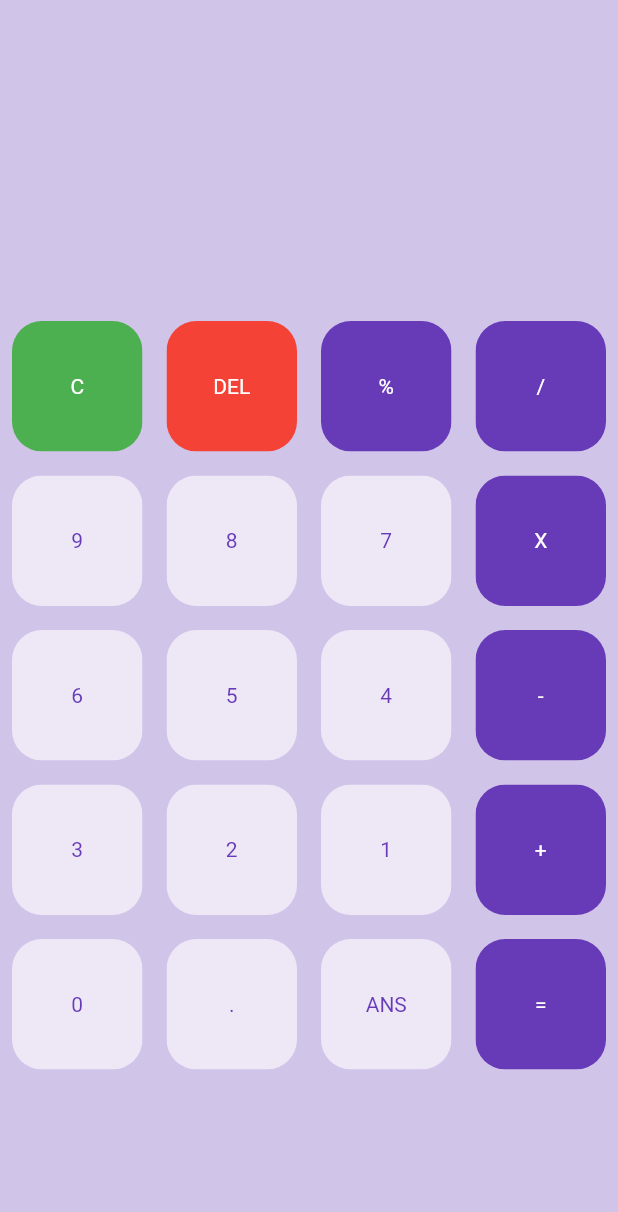
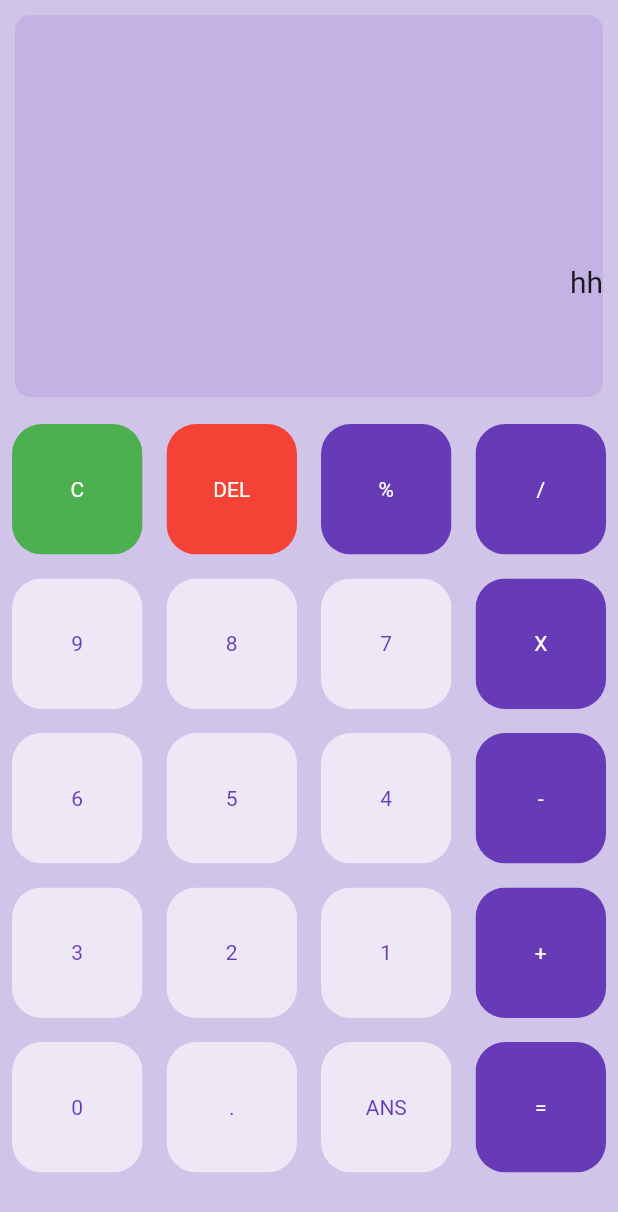
Before and after one commit to Nishan-Pradhan06/flutter-calculator, a Flutter app: the screen it shows after launch, on a phone screen of 412 x 824 dp. Shown: the top 1212 px of the screen. Run offline on Flutter 3.47's test engine with Material 2 defaults, Android fonts, the phone set to English and light mode, and no system bars.

Commit message:
add ontap function to key

```diff
--- a/lib/buttons.dart
+++ b/lib/buttons.dart
@@ -2,15 +2,18 @@ import 'package:flutter/material.dart';
 
 class CalButton extends StatelessWidget {
   const CalButton(
-      {super.key, this.color, this.textColor, required this.buttonText});
+      {super.key, this.color, this.textColor, required this.buttonText,this.buttonTapped});
 
   final color;
   final textColor;
   final String buttonText;
+  final buttonTapped;
 
   @override
   Widget build(BuildContext context) {
-    return Padding(
+    return GestureDetector(
+      onTap: buttonTapped,
+      child: Padding(
         padding: const EdgeInsets.all(8.0),
         child: ClipRRect(
           borderRadius: BorderRadius.circular(20),
@@ -24,6 +27,7 @@ class CalButton extends StatelessWidget {
             ),
           ),
         ),
+      ),
     );
   }
 }
--- a/lib/main.dart
+++ b/lib/main.dart
@@ -52,18 +52,47 @@ class _HomePageState extends State<HomePage> {
     'ANS',
     '='
   ];
+  var userQuestion = '';
+  var userAnswer = 'hh';
 
   @override
   Widget build(BuildContext context) {
     return Scaffold(
       backgroundColor: Colors.deepPurple[100],
-      body: Column(
+      body: SafeArea(
+        child: Column(
           children: [
             Expanded(
-            child: Container(),
+              child: Padding(
+                padding: const EdgeInsets.all(10),
+                child: Container(
+                  decoration: BoxDecoration(
+                      borderRadius: BorderRadius.circular(10),
+                      color: const Color.fromARGB(255, 196, 178, 228)),
+                  child: Column(
+                    mainAxisAlignment: MainAxisAlignment.spaceEvenly,
+                    children: [
+                      Container(
+                        alignment: Alignment.centerLeft,
+                        child: Text(
+                          userQuestion,
+                          style: const TextStyle(fontSize: 30),
+                        ),
+                      ),
+                      Container(
+                        alignment: Alignment.centerRight,
+                        child: Text(
+                          userAnswer,
+                          style: const TextStyle(fontSize: 20),
+                        ),
+                      ),
+                    ],
+                  ),
+                ),
+              ),
             ),
             Expanded(
-            flex: 3,
+              flex: 2,
               // ignore: avoid_unnecessary_containers
               child: Container(
                 child: GridView.builder(
@@ -85,6 +114,11 @@ class _HomePageState extends State<HomePage> {
                       );
                     } else {
                       return CalButton(
+                        buttonTapped: () {
+                          setState(() {
+                            userQuestion += buttons[index];
+                          });
+                        },
                         buttonText: buttons[index],
                         color: isOperator(buttons[index])
                             ? Colors.deepPurple
@@ -100,6 +134,7 @@ class _HomePageState extends State<HomePage> {
             ),
           ],
         ),
+      ),
     );
   }
 
```
Lines whose indentation alone changed are shown as unchanged.
